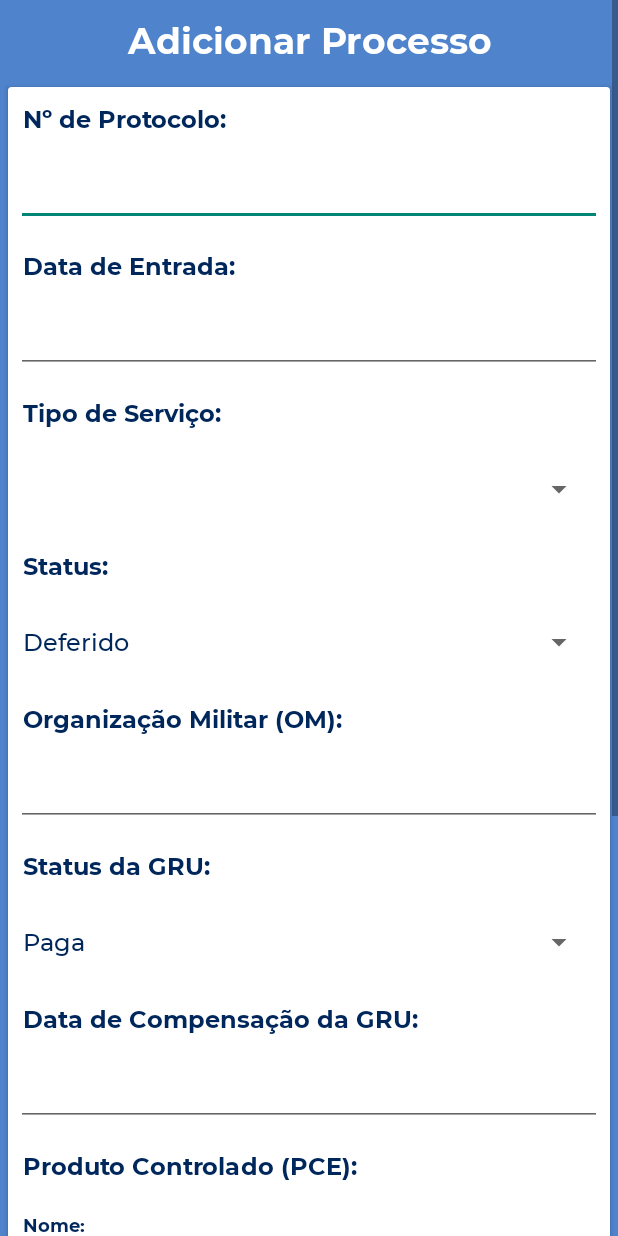
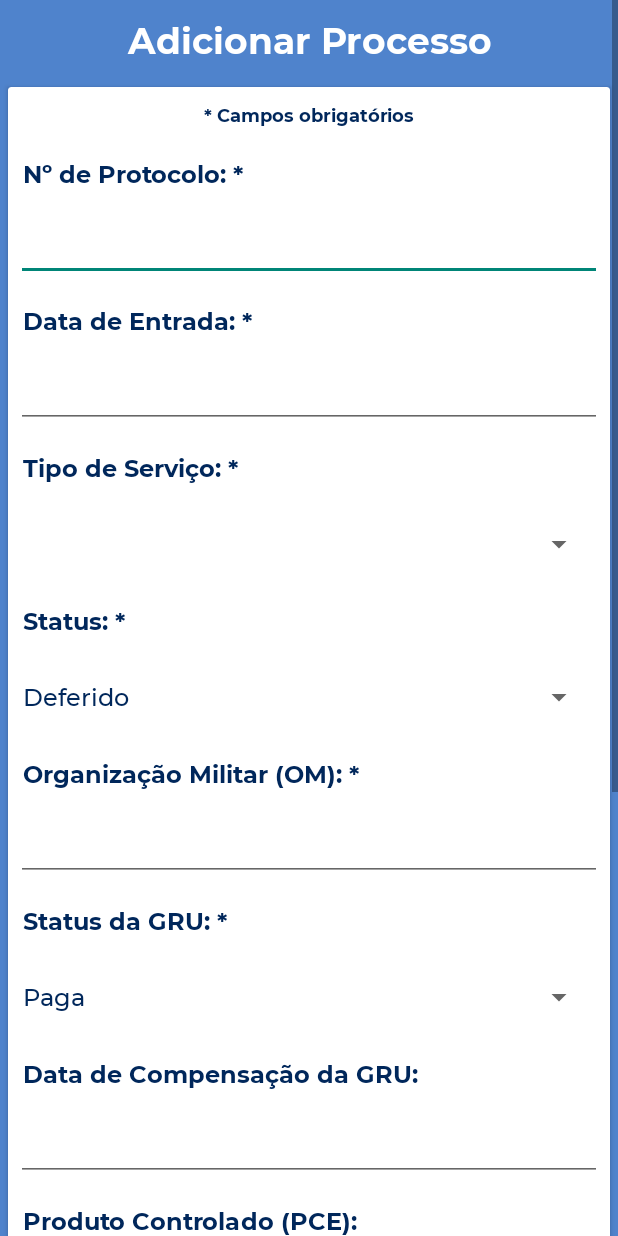
Before and after one commit to Wolfterro/CRManager-App, an Android app: the ProcessAddActivity screen opened directly, with no data from a screen before it, on a phone screen of 412 x 824 dp. Run offline under Robolectric (Android 15) with nearby library versions, the light colour scheme and no system bars.

Commit message:
Adding field validation on ProcessAdd class

```diff
--- a/app/src/main/res/layout/activity_process_add.xml
+++ b/app/src/main/res/layout/activity_process_add.xml
@@ -38,6 +38,18 @@
                     android:layout_width="match_parent"
                     android:layout_height="match_parent"
                     android:orientation="vertical">
+
+                    <TextView
+                        android:id="@+id/textView6"
+                        android:layout_width="match_parent"
+                        android:layout_height="wrap_content"
+                        android:fontFamily="@font/montserrat_bold"
+                        android:textColor="@color/crmanager_colorPrimaryDark"
+                        android:textSize="12sp"
+                        android:textAlignment="center"
+                        android:layout_marginTop="10dp"
+                        android:layout_marginBottom="10dp"
+                        android:text="@string/mandatory" />
 
                     <TextView
                         android:id="@+id/textView7"
--- a/app/src/main/res/values/strings.xml
+++ b/app/src/main/res/values/strings.xml
@@ -21,13 +21,14 @@
     <string name="couldNotRetrieveProcessList">Não foi possível resgatar lista de processos do usuário!</string>
 
     <!-- ProcessAdd Strings -->
+    <string name="mandatory">* Campos obrigatórios</string>
     <string name="addProcess">Adicionar Processo</string>
-    <string name="protocolNumber">Nº de Protocolo:</string>
-    <string name="entryDate">Data de Entrada:</string>
-    <string name="serviceType">Tipo de Serviço:</string>
-    <string name="status">Status:</string>
-    <string name="OM">Organização Militar (OM):</string>
-    <string name="gruStatus">Status da GRU:</string>
+    <string name="protocolNumber">Nº de Protocolo: *</string>
+    <string name="entryDate">Data de Entrada: *</string>
+    <string name="serviceType">Tipo de Serviço: *</string>
+    <string name="status">Status: *</string>
+    <string name="OM">Organização Militar (OM): *</string>
+    <string name="gruStatus">Status da GRU: *</string>
     <string name="gruEntryDate">Data de Compensação da GRU:</string>
     <string name="PCE">Produto Controlado (PCE):</string>
     <string name="name">Nome:</string>
@@ -37,5 +38,6 @@
 
     <string name="add">Cadastrar</string>
 
+    <string name="addRequiredFieldsWarning">Por favor, preencha todos os campos obrigatórios!</string>
     <string name="processAdded">Processo adicionado!</string>
 </resources>
```
Also changed, not shown: app/src/main/java/com/github/wolfterro/crmanager/process/ProcessAdd.java (+44 -1 lines).
